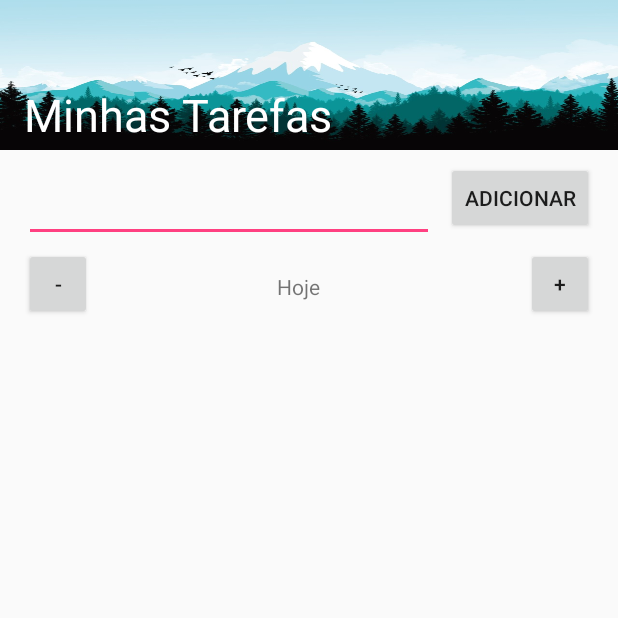
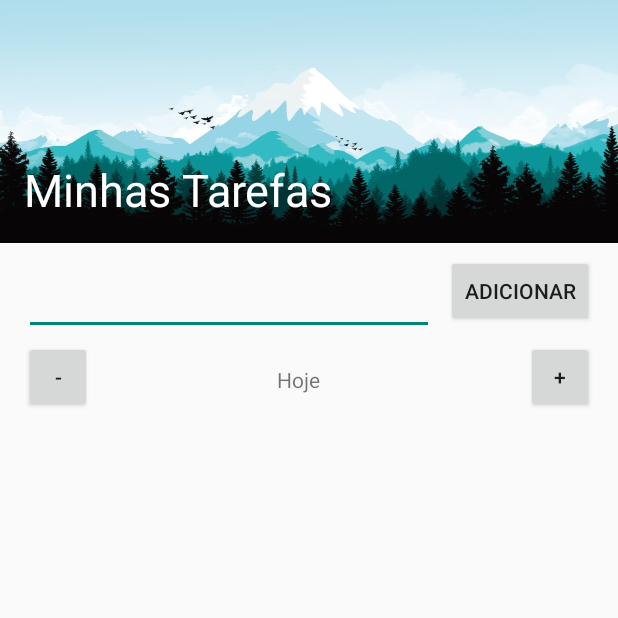
Before and after one commit to renankaic/android_simple_to_do_list, an Android app: the screen it shows after launch (MainActivity), on a phone screen of 412 x 824 dp, the top half of it. Run offline under Robolectric (Android 15) with nearby library versions, the phone set to English and light mode, and no system bars.

Commit message:
Some improvements in Layout

```diff
--- a/app/build.gradle
+++ b/app/build.gradle
@@ -4,7 +4,7 @@ android {
     compileSdkVersion 27
     defaultConfig {
         applicationId "com.todolist_sqlite"
-        minSdkVersion 17
+        minSdkVersion 23
         targetSdkVersion 27
         versionCode 1
         versionName "1.0"
--- a/app/src/main/AndroidManifest.xml
+++ b/app/src/main/AndroidManifest.xml
@@ -8,8 +8,10 @@
         android:label="@string/app_name"
         android:roundIcon="@mipmap/ic_launcher_round"
         android:supportsRtl="true"
-        android:theme="@style/AppTheme">
-        <activity android:name=".MainActivity">
+        android:theme="@style/Theme.AppCompat.Light.NoActionBar">
+        <activity
+            android:name=".MainActivity" >
+
             <intent-filter>
                 <action android:name="android.intent.action.MAIN" />
 
--- a/app/src/main/java/cursoandroid/com/todolist_sqlite/MainActivity.java
+++ b/app/src/main/java/cursoandroid/com/todolist_sqlite/MainActivity.java
@@ -8,6 +8,7 @@ import android.database.Cursor;
 import android.database.sqlite.SQLiteDatabase;
 import android.graphics.Color;
 
+import android.os.Build;
 import android.os.Bundle;
 
 import android.text.SpannableString;
@@ -48,9 +49,8 @@ public class MainActivity extends Activity {
 
     private String selectedDate;
     private String actualDay;
-    private DateFormat brDate;
     private DateFormat dateFormat = new SimpleDateFormat("yyyy-MM-dd");
-    private DateFormat brDateFormat = new SimpleDateFormat("dd MMM yyyy", Locale.getDefault());
+    private DateFormat brDateFormat = new SimpleDateFormat("E dd MMM yyyy", Locale.getDefault());
 
     @SuppressLint("ClickableViewAccessibility")
     @Override
@@ -82,6 +82,12 @@ public class MainActivity extends Activity {
                 return true;
             }
         });
+
+        if (Build.VERSION.SDK_INT >= Build.VERSION_CODES.KITKAT) {
+
+            getWindow().setFlags(WindowManager.LayoutParams.FLAG_LAYOUT_NO_LIMITS,
+                    WindowManager.LayoutParams.FLAG_LAYOUT_NO_LIMITS);
+        }
 
         try {
             //Activity components
--- a/app/src/main/res/layout/activity_main.xml
+++ b/app/src/main/res/layout/activity_main.xml
@@ -4,16 +4,18 @@
     xmlns:tools="http://schemas.android.com/tools"
     android:layout_width="match_parent"
     android:layout_height="wrap_content"
+    android:fitsSystemWindows="true"
     tools:context=".MainActivity">
 
     <android.support.constraint.ConstraintLayout
         android:layout_width="match_parent"
-        android:layout_height="wrap_content">
+        android:layout_height="wrap_content"
+        >
 
         <ImageView
             android:id="@+id/imageView3"
             android:layout_width="0dp"
-            android:layout_height="100dp"
+            android:layout_height="162dp"
             android:adjustViewBounds="true"
             android:background="@drawable/fundo"
             android:drawingCacheQuality="high"
@@ -24,18 +26,21 @@
             android:id="@+id/textView"
             android:layout_width="wrap_content"
             android:layout_height="42dp"
+            android:layout_marginBottom="8dp"
             android:layout_marginStart="16dp"
             android:layout_marginTop="56dp"
             android:text="@string/app_name"
             android:textColor="@android:color/background_light"
             android:textSize="30sp"
+            app:layout_constraintBottom_toBottomOf="@+id/imageView3"
             app:layout_constraintStart_toStartOf="parent"
-            app:layout_constraintTop_toTopOf="parent" />
+            app:layout_constraintTop_toTopOf="parent"
+            app:layout_constraintVertical_bias="0.892" />
 
         <ListView
             android:id="@+id/listViewId"
             android:layout_width="324dp"
-            android:layout_height="263dp"
+            android:layout_height="315dp"
             android:layout_marginBottom="8dp"
             android:layout_marginEnd="8dp"
             android:layout_marginTop="64dp"
```
Also changed, not shown: app/src/main/res/values-v21/styles.xml (added, +9 -0 lines), app/src/main/res/values/styles.xml (+22 -1 lines).
